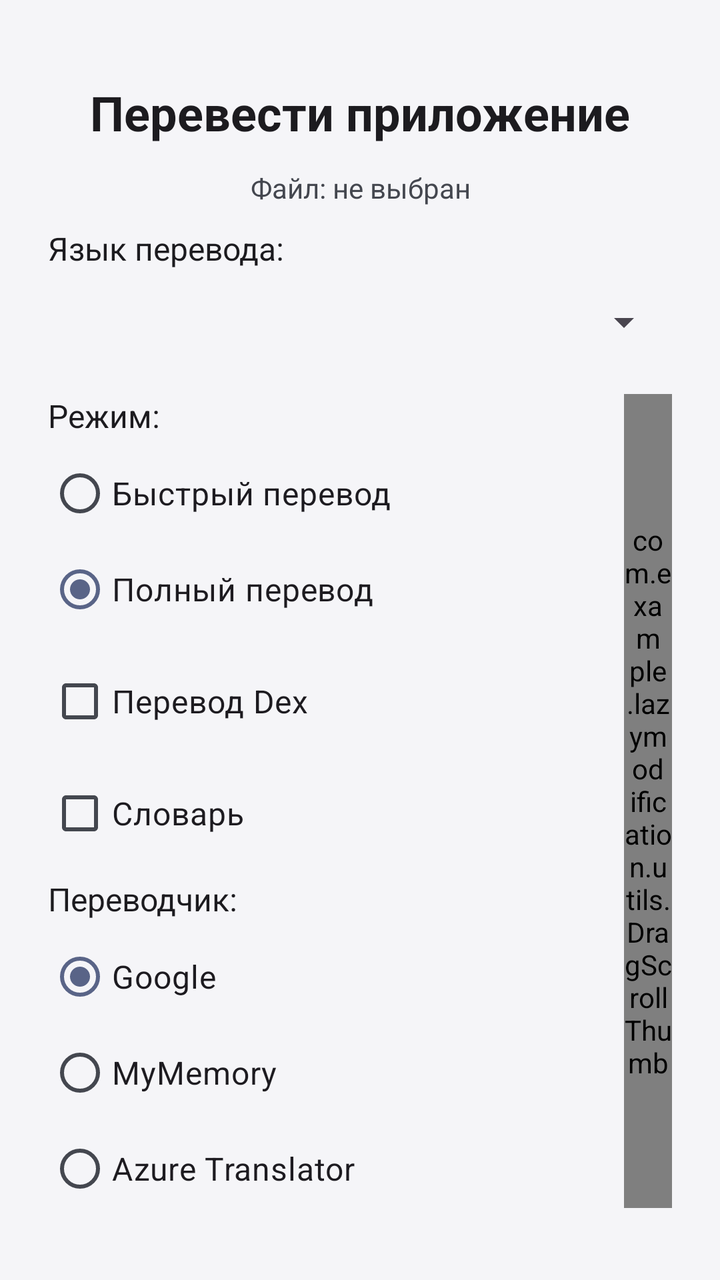
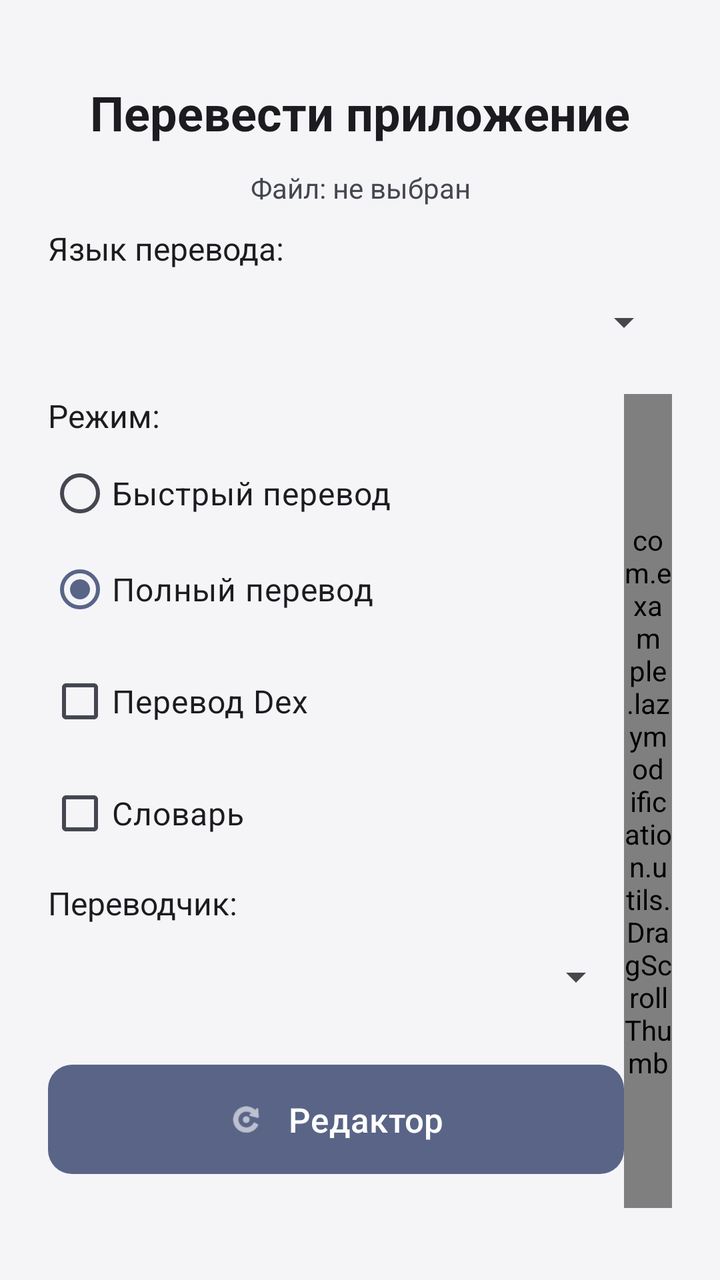

The first picture is an Android layout as it rendered before a commit; the second is the same layout after the commit. The layout source and the unified diff follow.
<!-- AndroidManifest.xml: activity theme Theme.LazyModification -->
<!-- res/layout/activity_translate_app.xml -->
<?xml version="1.0" encoding="utf-8"?>
<androidx.constraintlayout.widget.ConstraintLayout
    xmlns:android="http://schemas.android.com/apk/res/android"
    xmlns:app="http://schemas.android.com/apk/res-auto"
    android:layout_width="match_parent"
    android:layout_height="match_parent"
    android:padding="24dp">

    <TextView
        android:id="@+id/tvTitle"
        android:layout_width="wrap_content"
        android:layout_height="wrap_content"
        android:text="@string/translate_app_button"
        android:textSize="24sp"
        android:textStyle="bold"
        android:textColor="?attr/colorOnSurface"
        app:layout_constraintTop_toTopOf="parent"
        app:layout_constraintStart_toStartOf="parent"
        app:layout_constraintEnd_toEndOf="parent"
        android:layout_marginTop="16dp"/>

    <TextView
        android:id="@+id/tvFileName"
        android:layout_width="0dp"
        android:layout_height="wrap_content"
        android:text="@string/file_not_selected"
        android:textSize="14sp"
        android:textColor="?attr/colorOnSurfaceVariant"
        android:gravity="center"
        app:layout_constraintTop_toBottomOf="@id/tvTitle"
        app:layout_constraintStart_toStartOf="parent"
        app:layout_constraintEnd_toEndOf="parent"
        android:layout_marginTop="12dp"/>

    <LinearLayout
        android:id="@+id/llTargetLanguage"
        android:layout_width="0dp"
        android:layout_height="wrap_content"
        android:orientation="vertical"
        android:layout_marginTop="10dp"
        app:layout_constraintTop_toBottomOf="@id/tvFileName"
        app:layout_constraintStart_toStartOf="parent"
        app:layout_constraintEnd_toEndOf="parent">

        <TextView
            android:layout_width="wrap_content"
            android:layout_height="wrap_content"
            android:text="@string/target_language_label"
            android:textSize="16sp"
            android:textColor="?attr/colorOnSurface"/>

        <Spinner
            android:id="@+id/spTargetLanguage"
            android:layout_width="match_parent"
            android:layout_height="wrap_content"
            android:layout_marginTop="2dp"
            android:minHeight="48dp"
            android:spinnerMode="dropdown"/>

    </LinearLayout>

    <LinearLayout
        android:layout_width="0dp"
        android:layout_height="0dp"
        android:orientation="horizontal"
        app:layout_constraintTop_toBottomOf="@id/llTargetLanguage"
        app:layout_constraintBottom_toTopOf="@id/btnContinueTranslate"
        app:layout_constraintStart_toStartOf="parent"
        app:layout_constraintEnd_toEndOf="parent"
        android:layout_marginTop="12dp"
        android:layout_marginBottom="12dp">

        <ScrollView
            android:id="@+id/scrollMain"
            android:layout_width="0dp"
            android:layout_height="match_parent"
            android:layout_weight="1"
            android:scrollbars="none">

        <LinearLayout
            android:layout_width="match_parent"
            android:layout_height="wrap_content"
            android:orientation="vertical">

            <LinearLayout
                android:id="@+id/llSetup"
                android:layout_width="match_parent"
                android:layout_height="wrap_content"
                android:orientation="vertical">

                <TextView
                    android:layout_width="wrap_content"
                    android:layout_height="wrap_content"
                    android:text="@string/mode_label"
                    android:textSize="16sp"
                    android:textColor="?attr/colorOnSurface"/>

                <RadioGroup
                    android:id="@+id/rgMode"
                    android:layout_width="match_parent"
                    android:layout_height="wrap_content"
                    android:layout_marginTop="4dp">

                    <RadioButton
                        android:id="@+id/rbModeFast"
                        android:layout_width="wrap_content"
                        android:layout_height="wrap_content"
                        android:text="@string/mode_fast"
                        android:textSize="16sp"/>

                    <RadioButton
                        android:id="@+id/rbModeFull"
                        android:layout_width="wrap_content"
                        android:layout_height="wrap_content"
                        android:text="@string/mode_full"
                        android:textSize="16sp"
                        android:checked="true"/>

                </RadioGroup>

                <CheckBox
                    android:id="@+id/cbTranslateDex"
                    android:layout_width="match_parent"
                    android:layout_height="wrap_content"
                    android:text="@string/translate_dex"
                    android:textSize="16sp"
                    android:layout_marginTop="8dp"/>

                <CheckBox
                    android:id="@+id/cbDictionary"
                    android:layout_width="match_parent"
                    android:layout_height="wrap_content"
                    android:text="@string/use_dictionary"
                    android:textSize="16sp"
                    android:layout_marginTop="8dp"/>

                <LinearLayout
                    android:id="@+id/llDictionary"
                    android:layout_width="match_parent"
                    android:layout_height="wrap_content"
                    android:orientation="vertical"
                    android:visibility="gone"
                    android:layout_marginTop="6dp">

                    <TextView
                        android:id="@+id/tvDictionaryName"
                        android:layout_width="match_parent"
                        android:layout_height="wrap_content"
                        android:text="@string/dictionary_not_selected"
                        android:textSize="13sp"
                        android:textColor="?attr/colorOnSurfaceVariant"/>

                    <com.google.android.material.button.MaterialButton
                        android:id="@+id/btnPickDictionary"
                        android:layout_width="match_parent"
                        android:layout_height="wrap_content"
                        android:layout_marginTop="6dp"
                        android:text="@string/choose_dictionary"
                        android:textSize="15sp"
                        app:icon="@android:drawable/ic_menu_search"
                        app:iconGravity="textStart"
                        app:iconPadding="8dp"/>

                </LinearLayout>

                <LinearLayout
                    android:id="@+id/llFastInput"
                    android:layout_width="match_parent"
                    android:layout_height="wrap_content"
                    android:orientation="vertical"
                    android:visibility="gone"
                    android:layout_marginTop="8dp">

                    <EditText
                        android:id="@+id/etFastStrings"
                        android:layout_width="match_parent"
                        android:layout_height="wrap_content"
                        android:hint="@string/fast_strings_hint"
                        android:inputType="textMultiLine"
                        android:minLines="3"
                        android:gravity="top"
                        android:textSize="15sp"/>

                    <TextView
                        android:layout_width="match_parent"
                        android:layout_height="wrap_content"
                        android:text="@string/fast_strings_note"
                        android:textSize="12sp"
                        android:textColor="?attr/colorOnSurfaceVariant"
                        android:layout_marginTop="4dp"/>

                </LinearLayout>

                <TextView
                    android:id="@+id/tvTranslatorLabel"
                    android:layout_width="wrap_content"
                    android:layout_height="wrap_content"
                    android:text="@string/translator_label"
                    android:textSize="16sp"
                    android:textColor="?attr/colorOnSurface"
                    android:layout_marginTop="8dp"/>

                <androidx.core.widget.NestedScrollView
                    android:id="@+id/scrollTranslator"
                    android:layout_width="match_parent"
                    android:layout_height="180dp"
                    android:layout_marginTop="4dp"
                    android:fillViewport="true"
                    android:overScrollMode="ifContentScrolls"
                    android:scrollbars="none">

                    <RadioGroup
                        android:id="@+id/rgTranslator"
                        android:layout_width="match_parent"
                        android:layout_height="wrap_content">

                        <RadioButton
                            android:id="@+id/rbGoogle"
                            android:layout_width="wrap_content"
                            android:layout_height="wrap_content"
                            android:text="@string/translator_google"
                            android:textSize="16sp"
                            android:checked="true"/>

                        <RadioButton
                            android:id="@+id/rbMyMemory"
                            android:layout_width="wrap_content"
                            android:layout_height="wrap_content"
                            android:text="@string/translator_mymemory"
                            android:textSize="16sp"/>

                        <RadioButton
                            android:id="@+id/rbAzure"
                            android:layout_width="wrap_content"
                            android:layout_height="wrap_content"
                            android:text="@string/translator_azure"
                            android:textSize="16sp"/>

                        <RadioButton
                            android:id="@+id/rbDeepl"
                            android:layout_width="wrap_content"
                            android:layout_height="wrap_content"
                            android:text="@string/translator_deepl"
                            android:textSize="16sp"/>

                    </RadioGroup>

                </androidx.core.widget.NestedScrollView>

                <LinearLayout
                    android:id="@+id/llAzure"
                    android:layout_width="match_parent"
                    android:layout_height="wrap_content"
                    android:orientation="vertical"
                    android:visibility="gone">

                    <EditText
                        android:id="@+id/etAzureKey"
                        android:layout_width="match_parent"
                        android:layout_height="wrap_content"
                        android:hint="@string/azure_key_hint"
                        android:inputType="textNoSuggestions"
                        android:textSize="15sp"/>

                    <EditText
                        android:id="@+id/etAzureRegion"
                        android:layout_width="match_parent"
                        android:layout_height="wrap_content"
                        android:hint="@string/azure_region_hint"
                        android:inputType="textNoSuggestions"
                        android:textSize="15sp"/>

                </LinearLayout>

                <LinearLayout
                    android:id="@+id/llDeepl"
                    android:layout_width="match_parent"
                    android:layout_height="wrap_content"
                    android:orientation="vertical"
                    android:visibility="gone">

                    <EditText
                        android:id="@+id/etDeeplKey"
                        android:layout_width="match_parent"
                        android:layout_height="wrap_content"
                        android:hint="@string/deepl_key_hint"
                        android:inputType="textNoSuggestions"
                        android:textSize="15sp"/>

                </LinearLayout>

                <com.google.android.material.button.MaterialButton
                    android:id="@+id/btnStartTranslate"
                    android:layout_width="match_parent"
                    android:layout_height="wrap_content"
                    android:layout_marginTop="16dp"
                    android:text="@string/start_translate"
                    android:textSize="17sp"
                    android:padding="16dp"
                    app:icon="@android:drawable/ic_menu_rotate"
                    app:iconGravity="textStart"
                    app:iconPadding="12dp"/>

            </LinearLayout>

            <LinearLayout
                android:id="@+id/llProgress"
                android:layout_width="match_parent"
                android:layout_height="wrap_content"
                android:orientation="vertical"
                android:gravity="center"
                android:visibility="gone"
                android:layout_marginTop="16dp">

                <ProgressBar
                    android:id="@+id/progressBar"
                    android:layout_width="wrap_content"
                    android:layout_height="wrap_content"/>

                <TextView
                    android:id="@+id/tvStatus"
                    android:layout_width="match_parent"
                    android:layout_height="wrap_content"
                    android:text=""
                    android:textSize="16sp"
                    android:textColor="?attr/colorOnSurfaceVariant"
                    android:gravity="center"
                    android:layout_marginTop="12dp"/>

            </LinearLayout>

            <TextView
                android:id="@+id/tvPreviewTitle"
                android:layout_width="match_parent"
                android:layout_height="wrap_content"
                android:text=""
                android:textSize="16sp"
                android:textStyle="bold"
                android:textColor="?attr/colorOnSurface"
                android:visibility="gone"
                android:layout_marginTop="16dp"/>

            <LinearLayout
                android:id="@+id/llPreview"
                android:layout_width="match_parent"
                android:layout_height="wrap_content"
                android:orientation="vertical"
                android:layout_marginTop="8dp"/>

        </LinearLayout>
        </ScrollView>

        <com.example.lazymodification.utils.DragScrollThumb
            android:id="@+id/translateScrollThumb"
            android:layout_width="24dp"
            android:layout_height="match_parent" />
    </LinearLayout>

    <com.google.android.material.button.MaterialButton
        android:id="@+id/btnContinueTranslate"
        android:layout_width="0dp"
        android:layout_height="wrap_content"
        android:text="@string/continue_translate"
        android:textSize="17sp"
        android:padding="14dp"
        android:visibility="gone"
        app:icon="@android:drawable/ic_menu_rotate"
        app:iconGravity="textStart"
        app:iconPadding="12dp"
        app:layout_constraintBottom_toTopOf="@id/btnCreateDictionary"
        app:layout_constraintStart_toStartOf="parent"
        app:layout_constraintEnd_toEndOf="parent"
        android:layout_marginBottom="8dp"/>

    <com.google.android.material.button.MaterialButton
        android:id="@+id/btnCreateDictionary"
        android:layout_width="0dp"
        android:layout_height="wrap_content"
        android:text="@string/create_dictionary"
        android:textSize="17sp"
        android:padding="14dp"
        android:visibility="gone"
        app:icon="@android:drawable/ic_menu_edit"
        app:iconGravity="textStart"
        app:iconPadding="12dp"
        app:layout_constraintBottom_toTopOf="@id/btnApply"
        app:layout_constraintStart_toStartOf="parent"
        app:layout_constraintEnd_toEndOf="parent"
        android:layout_marginBottom="8dp"/>

    <com.google.android.material.button.MaterialButton
        android:id="@+id/btnApply"
        android:layout_width="0dp"
        android:layout_height="wrap_content"
        android:text="@string/apply_translations"
        android:textSize="18sp"
        android:padding="16dp"
        android:visibility="gone"
        app:icon="@android:drawable/ic_menu_save"
        app:iconGravity="textStart"
        app:iconPadding="12dp"
        app:layout_constraintBottom_toBottomOf="parent"
        app:layout_constraintStart_toStartOf="parent"
        app:layout_constraintEnd_toEndOf="parent"
        android:layout_marginBottom="16dp"/>

</androidx.constraintlayout.widget.ConstraintLayout>
<!-- resources referenced by this layout -->
<resources>
  <string name="apply_translations">Применить перевод</string>
  <string name="azure_key_hint">Ключ Azure Translator</string>
  <string name="azure_region_hint">Регион Azure (например: westeurope)</string>
  <string name="choose_dictionary">Выбрать словарь</string>
  <string name="continue_translate">Доперевести</string>
  <string name="create_dictionary">Создать Словарь</string>
  <string name="deepl_key_hint">Ключ DeepL</string>
  <string name="dictionary_not_selected">Файл словаря не выбран</string>
  <string name="fast_strings_hint">Строки для перевода, через запятую</string>
  <string name="fast_strings_note">Строки через запятую. Переводчик: MyMemory.</string>
  <string name="file_not_selected">Файл: не выбран</string>
  <string name="mode_fast">Быстрый перевод</string>
  <string name="mode_full">Полный перевод</string>
  <string name="mode_label">Режим:</string>
  <string name="start_translate">Редактор</string>
  <string name="target_language_label">Язык перевода:</string>
  <string name="translate_app_button">Перевести приложение</string>
  <string name="translate_dex">Перевод Dex</string>
  <string name="translator_azure">Azure Translator</string>
  <string name="translator_deepl">DeepL Free</string>
  <string name="translator_google">Google</string>
  <string name="translator_label">Переводчик:</string>
  <string name="translator_mymemory">MyMemory</string>
  <string name="use_dictionary">Словарь</string>
  <style name="Theme.LazyModification" parent="Base.Theme.LazyModification" />
  <style name="ThemeOverlay.LazyModification.Dialog" parent="ThemeOverlay.Material3.MaterialAlertDialog">
          <item name="shapeAppearanceOverlay">@style/ShapeAppearanceOverlay.LazyModification.Dialog</item>
          <item name="editTextStyle">@style/Widget.LazyModification.EditText</item>
          <item name="android:editTextStyle">@style/Widget.LazyModification.EditText</item>
      </style>
  <style name="Widget.LazyModification.EditText" parent="Widget.AppCompat.EditText">
          <item name="android:background">@drawable/rounded_input_background</item>
          <item name="android:backgroundTint">@null</item>
          <item name="backgroundTint">@null</item>
          <item name="android:textColor">?attr/colorOnSurface</item>
          <item name="android:textColorHint">?attr/colorOnSurfaceVariant</item>
          <item name="android:minHeight">56dp</item>
          <item name="android:padding">12dp</item>
      </style>
  <style name="Widget.LazyModification.Button" parent="Widget.Material3.Button">
          <item name="backgroundTint">#596487</item>
          <item name="android:textColor">#FFFFFF</item>
          <item name="iconTint">#FFFFFF</item>
          <item name="rippleColor">#33FFFFFF</item>
          <item name="cornerRadius">12dp</item>
      </style>
  <style name="Widget.LazyModification.Button.Outlined" parent="Widget.Material3.Button.OutlinedButton">
          <item name="strokeColor">#596487</item>
          <item name="android:textColor">#596487</item>
          <item name="iconTint">#596487</item>
          <item name="rippleColor">#1F596487</item>
          <item name="cornerRadius">12dp</item>
      </style>
  <style name="ShapeAppearanceOverlay.LazyModification.Dialog" parent="">
          <item name="cornerFamily">rounded</item>
          <item name="cornerSize">24dp</item>
      </style>
  <!-- drawable rounded_input_background (drawable) -->
  <selector xmlns:android="http://schemas.android.com/apk/res/android">
      <item android:state_focused="true">
          <shape>
              <solid android:color="?attr/colorSurface" />
              <stroke android:width="2dp" android:color="?attr/colorPrimary" />
              <corners android:radius="12dp" />
          </shape>
      </item>
      <item>
          <shape>
              <solid android:color="?attr/colorSurface" />
              <stroke android:width="1dp" android:color="?attr/colorOutline" />
              <corners android:radius="12dp" />
          </shape>
      </item>
  </selector>
  <!-- unchanged entries left out for length: 1 -->
</resources>

<!-- the commit's change to res/layout/activity_translate_app.xml (unified diff, before → after) -->
@@ -191,61 +191,30 @@
 
                 </LinearLayout>
 
-                <TextView
-                    android:id="@+id/tvTranslatorLabel"
-                    android:layout_width="wrap_content"
-                    android:layout_height="wrap_content"
-                    android:text="@string/translator_label"
-                    android:textSize="16sp"
-                    android:textColor="?attr/colorOnSurface"
-                    android:layout_marginTop="8dp"/>
-
-                <androidx.core.widget.NestedScrollView
-                    android:id="@+id/scrollTranslator"
-                    android:layout_width="match_parent"
-                    android:layout_height="180dp"
-                    android:layout_marginTop="4dp"
-                    android:fillViewport="true"
-                    android:overScrollMode="ifContentScrolls"
-                    android:scrollbars="none">
-
-                    <RadioGroup
-                        android:id="@+id/rgTranslator"
-                        android:layout_width="match_parent"
-                        android:layout_height="wrap_content">
-
-                        <RadioButton
-                            android:id="@+id/rbGoogle"
-                            android:layout_width="wrap_content"
-                            android:layout_height="wrap_content"
-                            android:text="@string/translator_google"
-                            android:textSize="16sp"
-                            android:checked="true"/>
-
-                        <RadioButton
-                            android:id="@+id/rbMyMemory"
-                            android:layout_width="wrap_content"
-                            android:layout_height="wrap_content"
-                            android:text="@string/translator_mymemory"
-                            android:textSize="16sp"/>
-
-                        <RadioButton
-                            android:id="@+id/rbAzure"
-                            android:layout_width="wrap_content"
-                            android:layout_height="wrap_content"
-                            android:text="@string/translator_azure"
-                            android:textSize="16sp"/>
-
-                        <RadioButton
-                            android:id="@+id/rbDeepl"
-                            android:layout_width="wrap_content"
-                            android:layout_height="wrap_content"
-                            android:text="@string/translator_deepl"
-                            android:textSize="16sp"/>
-
-                    </RadioGroup>
-
-                </androidx.core.widget.NestedScrollView>
+                <LinearLayout
+                    android:id="@+id/llTranslatorSection"
+                    android:layout_width="match_parent"
+                    android:layout_height="wrap_content"
+                    android:orientation="vertical"
+                    android:layout_marginTop="10dp">
+
+                    <TextView
+                        android:id="@+id/tvTranslatorLabel"
+                        android:layout_width="wrap_content"
+                        android:layout_height="wrap_content"
+                        android:text="@string/translator_label"
+                        android:textSize="16sp"
+                        android:textColor="?attr/colorOnSurface"/>
+
+                    <Spinner
+                        android:id="@+id/spTranslator"
+                        android:layout_width="match_parent"
+                        android:layout_height="wrap_content"
+                        android:layout_marginTop="2dp"
+                        android:minHeight="48dp"
+                        android:spinnerMode="dropdown"/>
+
+                </LinearLayout>
 
                 <LinearLayout
                     android:id="@+id/llAzure"
<!-- resource entries referenced after the edit -->
@@ -18,11 +18,7 @@
   <string name="target_language_label">Язык перевода:</string>
   <string name="translate_app_button">Перевести приложение</string>
   <string name="translate_dex">Перевод Dex</string>
-  <string name="translator_azure">Azure Translator</string>
-  <string name="translator_deepl">DeepL Free</string>
-  <string name="translator_google">Google</string>
   <string name="translator_label">Переводчик:</string>
-  <string name="translator_mymemory">MyMemory</string>
   <string name="use_dictionary">Словарь</string>
   <style name="Theme.LazyModification" parent="Base.Theme.LazyModification" />
   <style name="ThemeOverlay.LazyModification.Dialog" parent="ThemeOverlay.Material3.MaterialAlertDialog">
